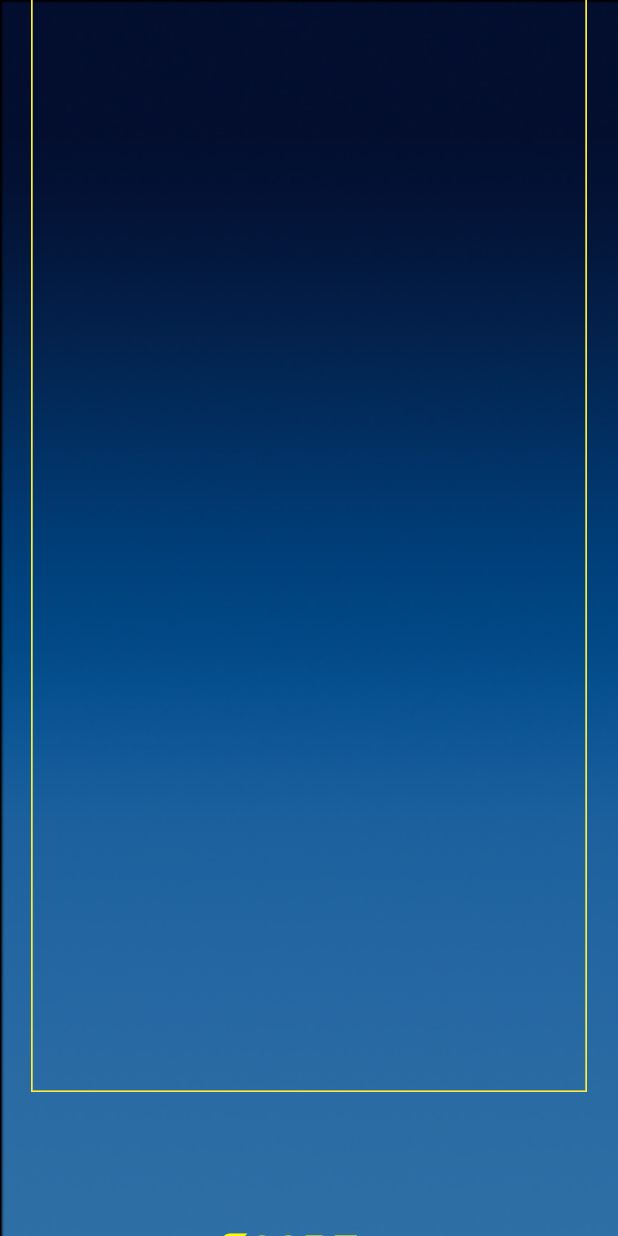
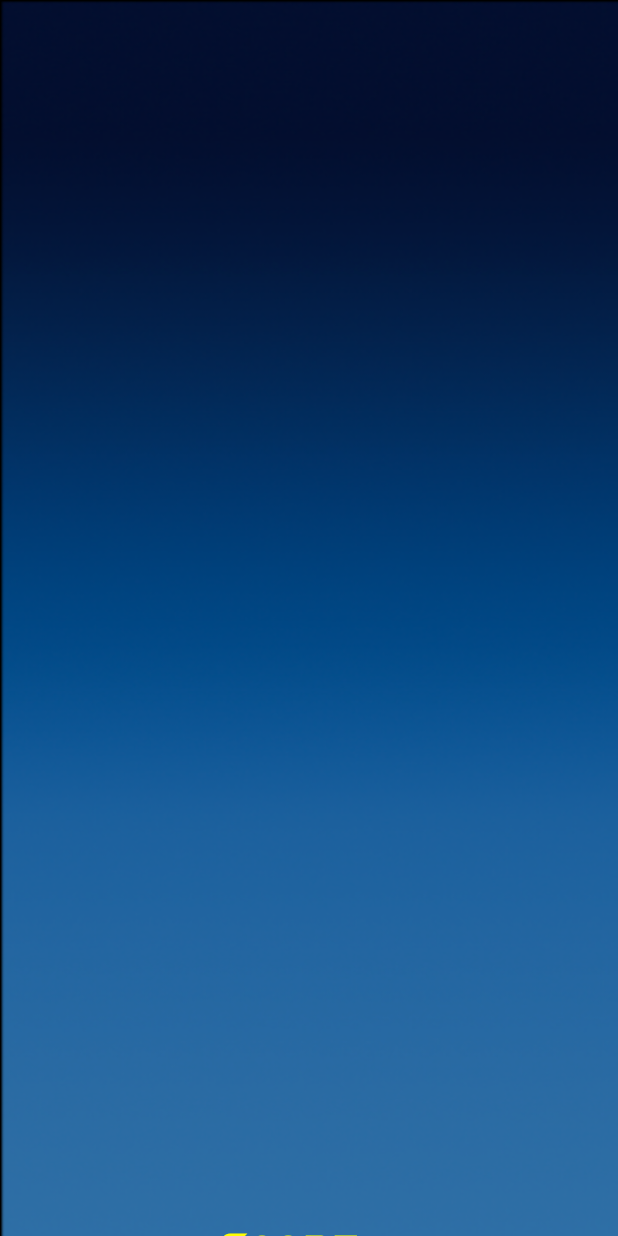
Before and after one commit to arcreane/android-cryptocrush, an Android app: the layout activity_game.xml on its own in the app's theme, with its tools: preview values and no code run, on a phone screen of 412 x 824 dp. Run offline under Robolectric (Android 15) with nearby library versions, the phone set to English and light mode, and no system bars.

```diff
--- a/app/build.gradle
+++ b/app/build.gradle
@@ -7,7 +7,7 @@ android {
 
     defaultConfig {
         applicationId "fr.dantindurand.cryptocrush"
-        minSdk 29
+        minSdk 28
         targetSdk 32
         versionCode 1
         versionName "1.0"
--- a/app/src/main/java/fr/dantindurand/cryptocrush/GameActivity.java
+++ b/app/src/main/java/fr/dantindurand/cryptocrush/GameActivity.java
@@ -224,7 +224,7 @@ public class GameActivity extends AppCompatActivity {
     @SuppressLint("SetTextI18n")
     private void changeScore() {
         score = score + 3;
-        vibrator.vibrate(500);
+        vibrator.vibrate(5);
         beepSoundMP.start();
         scoreResult.setText(String.valueOf(score) + " / " + String.valueOf(scoreToWin));
         if(score >= scoreToWin && !isWin) {
@@ -243,6 +243,7 @@ public class GameActivity extends AppCompatActivity {
         gridLayout.setColumnCount(noOfBlocks);
         gridLayout.getLayoutParams().width = widthOfScreen;
         gridLayout.getLayoutParams().height = widthOfScreen;
+        gridLayout.setBackgroundResource(R.drawable.solid_border);
 
         for (int i = 0; i < noOfBlocks * noOfBlocks; i++) {
             ImageView imageView = new ImageView(this);
--- a/app/src/main/java/fr/dantindurand/cryptocrush/MainActivity.java
+++ b/app/src/main/java/fr/dantindurand/cryptocrush/MainActivity.java
@@ -25,7 +25,6 @@ public class MainActivity extends AppCompatActivity {
             @Override
             public void onClick(View view) {
                 startActivity(new Intent(MainActivity.this, GameActivity.class));
-                setContentView(R.layout.activity_game);
             }
         });
     }
--- a/app/src/main/res/layout/activity_game.xml
+++ b/app/src/main/res/layout/activity_game.xml
@@ -17,7 +17,6 @@
         android:layout_width="match_parent"
         android:layout_height="match_parent"
         android:layout_gravity="center_horizontal"
-        android:background="@drawable/solid_border"
         android:orientation="horizontal"
         android:scaleX="0.9"
         android:scaleY="0.9" />
```
